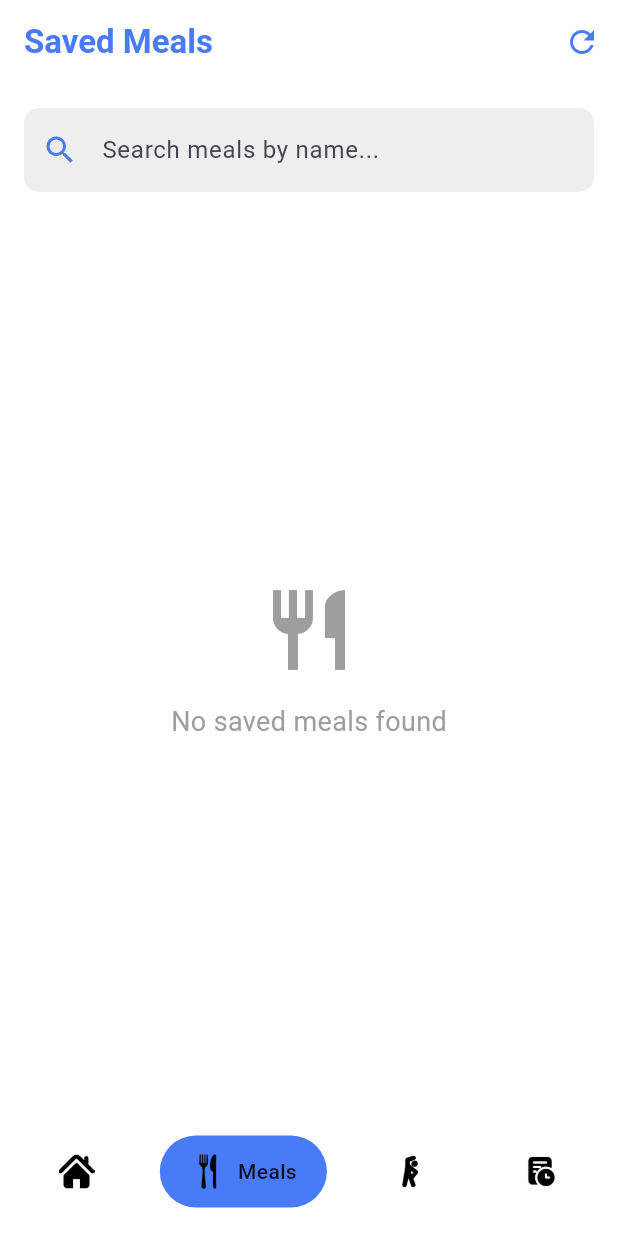
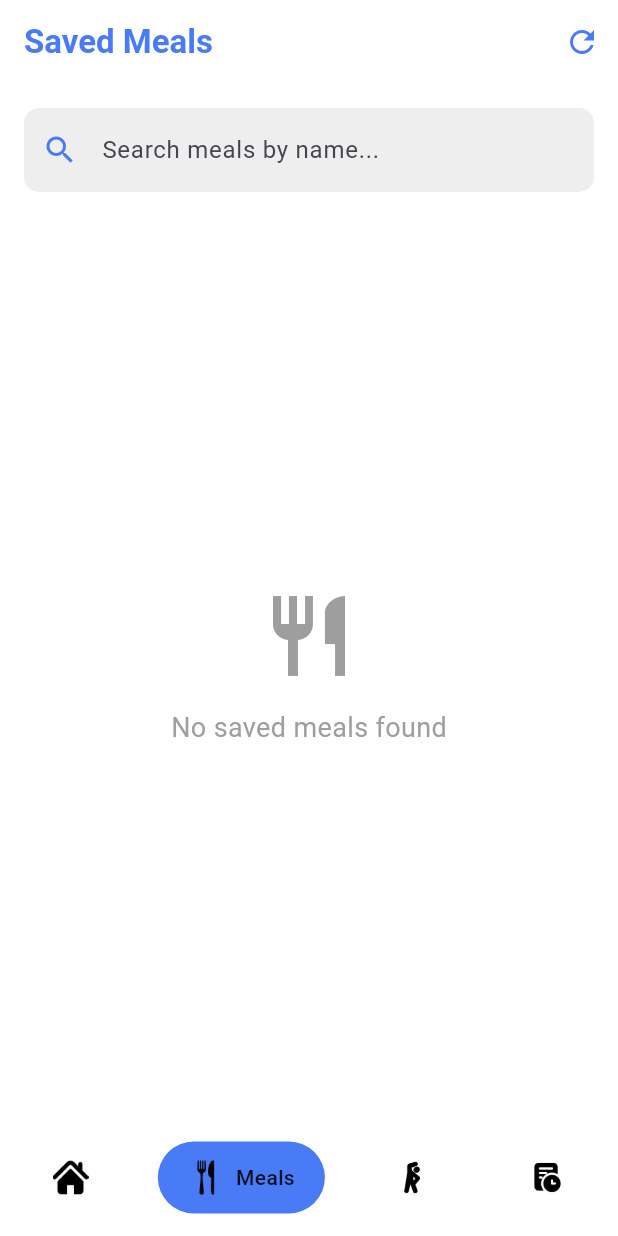
Before and after one commit to benchohrabdou/Diazen-app-, a Flutter app: the MainScreen screen opened directly, item 2 of the bottom bar chosen, on a phone screen of 412 x 824 dp. Run offline on Flutter 3.47's test engine with Material 3 defaults, Android fonts, the phone set to English and light mode, and no system bars; drawn by our look-alikes of google_nav_bar; our stand-ins replace cloud_firestore, firebase_auth, firebase_core, fl_chart, google_sign_in, hive and 2 more; missing offline and left inert: flutter_facebook_auth; accounts and stored records are empty; Roboto replaces fonts that are missing (SfProDisplay); project files that could hold a hidden picture were left out.

```diff
--- a/lib/screens/bottom_nav_bar.dart
+++ b/lib/screens/bottom_nav_bar.dart
@@ -16,7 +16,7 @@ class BottomNavBar extends StatelessWidget {
     return Container(
       color: Colors.white,
       child: Padding(
-        padding: const EdgeInsets.all(19.0),
+        padding: const EdgeInsets.all(15.0),
         child: GNav(
           selectedIndex: selectedIndex,
           onTabChange: onTabChange,
--- a/lib/screens/home_screen.dart
+++ b/lib/screens/home_screen.dart
@@ -593,7 +593,7 @@ class _HomeScreenState extends State<HomeScreen> {
 
               const SizedBox(height: 30),
 
-              Padding(
+              /*Padding(
                 padding: const EdgeInsets.symmetric(horizontal: 20),
                 child: Container(
                   padding: const EdgeInsets.all(20),
@@ -657,7 +657,7 @@ class _HomeScreenState extends State<HomeScreen> {
                     ],
                   ),
                 ),
-              ),
+              ),*/
             ],
           ),
         ),
```
